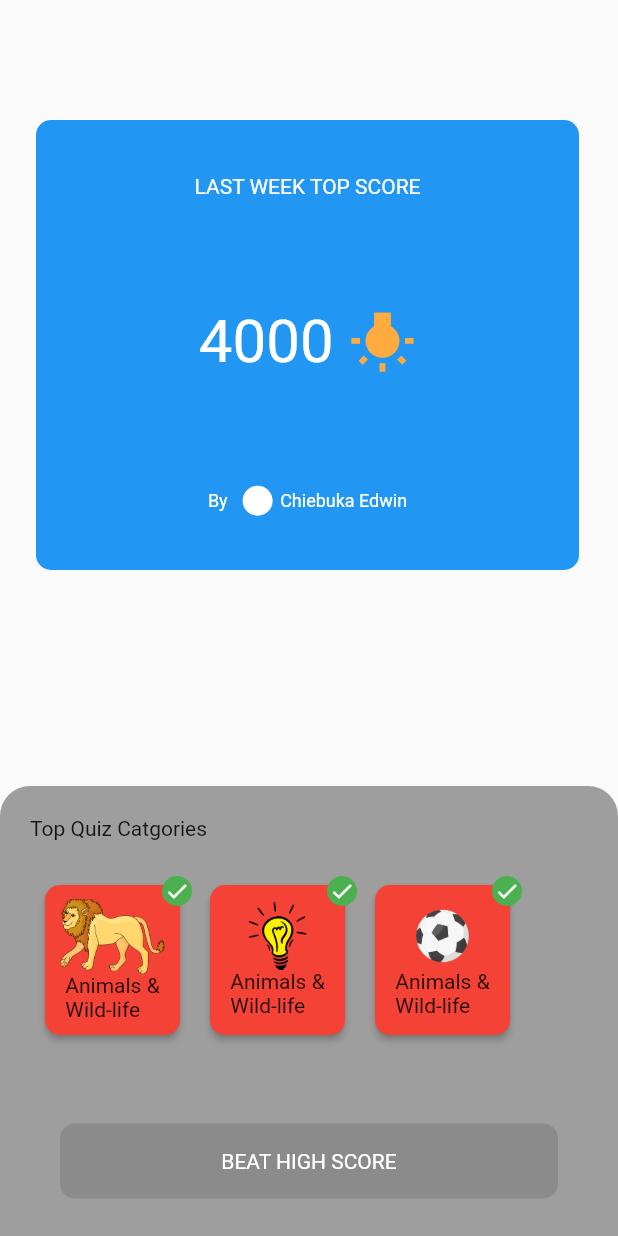
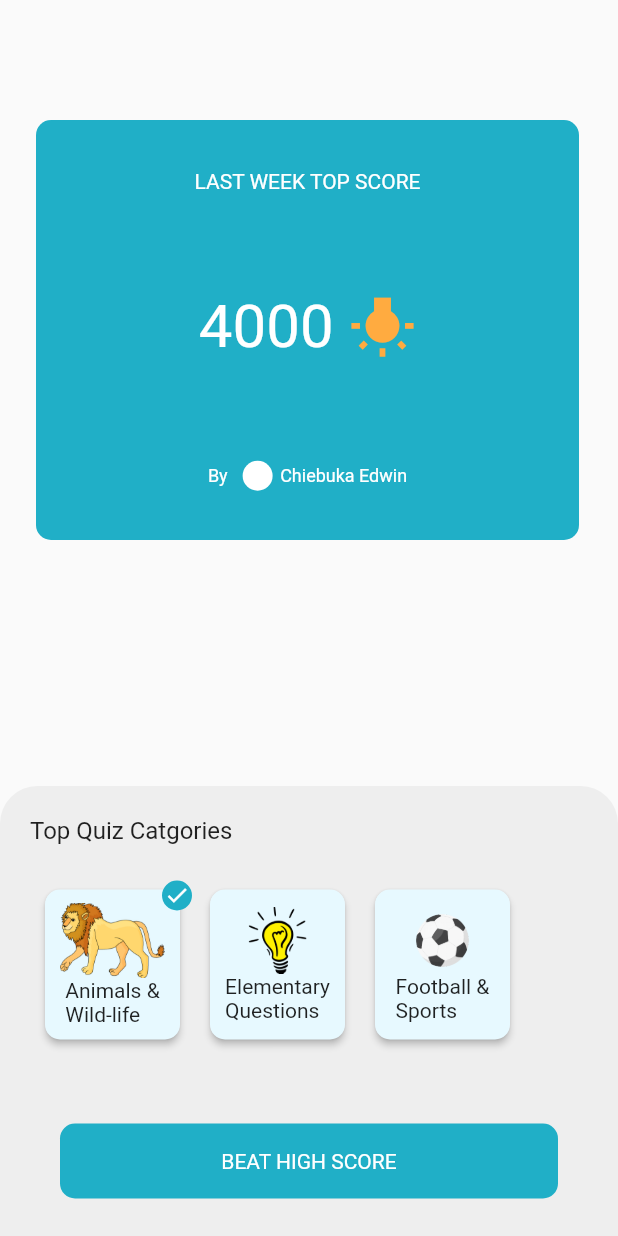
Before and after one commit to timilehinjegede/tour-de-quiz, a Flutter app: the HomeScreen screen opened by its route, after a tap on an icon or button, on a phone screen of 412 x 824 dp. Run offline on Flutter 3.47's test engine with Material 2 defaults, Android fonts, the phone set to English and light mode, and no system bars; our stand-ins replace flutter_svg.

Commit message:
New Commit

```diff
--- /dev/null
+++ b/lib/components/check.dart
@@ -0,0 +1,21 @@
+import 'package:flutter/material.dart';
+
+class MarkIndicator extends StatelessWidget {
+
+  @override
+  Widget build(BuildContext context) {
+    return Positioned(
+      left: 88,
+      top: 4,
+      child: Container(
+        height: 20,
+        width: 20,
+        decoration: BoxDecoration(
+            borderRadius: BorderRadius.circular(10),
+            color: Color.fromRGBO(32, 175, 199, 1),
+        ),
+        child: Icon(Icons.check, color: Colors.white,size: 17,),
+      ),
+    );
+  }
+}
--- a/lib/main.dart
+++ b/lib/main.dart
@@ -78,7 +78,9 @@ class _OnBoardingScreenState extends State<OnBoardingScreen> {
                 child: Container(
                   alignment: Alignment.centerRight,
                   child: FlatButton(
-                    onPressed: () {},
+                    onPressed: () {
+
+                    },
                     child: Text(
                       _currentPage == 2 ? '' : 'Skip',
                       style: TextStyle(
--- a/lib/screens/home.dart
+++ b/lib/screens/home.dart
@@ -1,14 +1,13 @@
 import 'package:flutter/material.dart';
+import 'package:tourdequiz/components/check.dart';
 
 class HomeScreen extends StatefulWidget {
-
   @override
   _HomeScreenState createState() => _HomeScreenState();
 }
 
 class _HomeScreenState extends State<HomeScreen> {
-
-  bool isSelected = false ;
+  var selectedCard = '';
 
   @override
   Widget build(BuildContext context) {
@@ -19,34 +18,34 @@ class _HomeScreenState extends State<HomeScreen> {
             top: 80,
             left: 24,
             child: Container(
-              height: 300,
+              height: 280,
               width: MediaQuery.of(context).size.width - 50,
               decoration: BoxDecoration(
                 borderRadius: BorderRadius.circular(10),
-                color: Colors.blue,
+                color: Color.fromRGBO(32, 175, 199, 1),
               ),
               child: Column(
                 mainAxisAlignment: MainAxisAlignment.spaceAround,
                 children: <Widget>[
                   Text(
                     'LAST WEEK TOP SCORE',
-                    style: TextStyle(
-                        fontSize: 14,
-                        color: Colors.white
-                    ),
+                    style: TextStyle(fontSize: 14, color: Colors.white),
                   ),
                   Row(
                     mainAxisAlignment: MainAxisAlignment.center,
                     children: <Widget>[
                       Text(
                         '4000',
-                        style: TextStyle(
-                          fontSize: 40,
-                          color: Colors.white
-                        ),
+                        style: TextStyle(fontSize: 40, color: Colors.white),
                       ),
-                      SizedBox(width: 10,),
-                      Icon(Icons.wb_incandescent, color: Colors.orangeAccent, size: 45,)
+                      SizedBox(
+                        width: 10,
+                      ),
+                      Icon(
+                        Icons.wb_incandescent,
+                        color: Colors.orangeAccent,
+                        size: 45,
+                      )
                     ],
                   ),
                   Row(
@@ -54,12 +53,11 @@ class _HomeScreenState extends State<HomeScreen> {
                     children: <Widget>[
                       Text(
                         'By',
-                        style: TextStyle(
-                            fontSize: 12,
-                            color: Colors.white
-                        ),
+                        style: TextStyle(fontSize: 12, color: Colors.white),
                       ),
-                      SizedBox(width: 10,),
+                      SizedBox(
+                        width: 10,
+                      ),
                       Container(
                         height: 20,
                         width: 20,
@@ -68,13 +66,12 @@ class _HomeScreenState extends State<HomeScreen> {
                           color: Colors.white,
                         ),
                       ),
-                      SizedBox(width: 5,),
+                      SizedBox(
+                        width: 5,
+                      ),
                       Text(
                         'Chiebuka Edwin',
-                        style: TextStyle(
-                            fontSize: 12,
-                            color: Colors.white
-                        ),
+                        style: TextStyle(fontSize: 12, color: Colors.white),
                       )
                     ],
                   )
@@ -85,20 +82,24 @@ class _HomeScreenState extends State<HomeScreen> {
           Align(
             alignment: Alignment.bottomCenter,
             child: Container(
-              padding: EdgeInsets.fromLTRB(20,20,20,25),
+              padding: EdgeInsets.fromLTRB(20, 20, 20, 25),
               width: MediaQuery.of(context).size.width,
               height: 300,
               decoration: BoxDecoration(
                 borderRadius: BorderRadius.only(
-                  topRight: Radius.circular(20),
-                  topLeft: Radius.circular(20),
+                  topRight: Radius.circular(25),
+                  topLeft: Radius.circular(25),
                 ),
-                color: Colors.grey,
+                color: Colors.grey[200],
               ),
               child: Column(
                 crossAxisAlignment: CrossAxisAlignment.start,
                 children: <Widget>[
-                  Text('Top Quiz Catgories'),
+                  Text('Top Quiz Catgories',
+                  style: TextStyle(
+                    fontSize: 16
+                  ),
+                  ),
                   SizedBox(
                     height: 20,
                   ),
@@ -117,9 +118,10 @@ class _HomeScreenState extends State<HomeScreen> {
                                   child: Material(
                                     elevation: 2.0,
                                     borderRadius: BorderRadius.circular(10),
-                                      color: Colors.red,
+                                    color: Color.fromRGBO(231, 249, 255, 1),
                                     child: Column(
-                                      mainAxisAlignment: MainAxisAlignment.center,
+                                      mainAxisAlignment:
+                                          MainAxisAlignment.center,
                                       children: <Widget>[
                                         Image(
                                           image: AssetImage('images/lion.png'),
@@ -127,87 +129,21 @@ class _HomeScreenState extends State<HomeScreen> {
                                           height: 50,
                                           width: 70,
                                         ),
-                                        Text(
-                                            'Animals &\nWild-life'
-                                        )
+                                        Text('Animals &\nWild-life')
                                       ],
                                     ),
                                   ),
                                 ),
                               ),
-                              isSelected ? Positioned(
-                                left: 88,
-                                top: 4,
-                                child: Container(
-                                  height: 20,
-                                  width: 20,
-                                  decoration: BoxDecoration(
-                                    borderRadius: BorderRadius.circular(10),
-                                    color: Colors.green
-                                  ),
-                                  child: Icon(Icons.check, color: Colors.white,size: 17,),
-                                ),
-                              ) : Container(),
+                              selectedCard == 'Animals &\nWild-life'
+                                  ? MarkIndicator()
+                                  : Container(),
                             ],
                           ),
                         ),
-                        onTap: (){
+                        onTap: () {
                           setState(() {
-                            isSelected = true ;
-                          });
-                        },
-                      ),
-
-                      GestureDetector(
-                        child: Container(
-                          height: 120,
-                          width: 110,
-                          child: Stack(
-                            children: [
-                              Center(
-                                child: Container(
-                                  height: 100,
-                                  width: 90,
-                                  child: Material(
-                                    elevation: 2.0,
-                                    borderRadius: BorderRadius.circular(10),
-                                    color: Colors.red,
-                                    child: Column(
-                                      mainAxisAlignment: MainAxisAlignment.center,
-                                      children: <Widget>[
-                                        Image(
-                                          image: AssetImage('images/bulb.png'),
-                                          fit: BoxFit.cover,
-                                          height: 45,
-                                          width: 40,
-                                        ),
-                                        Text(
-                                            'Animals &\nWild-life'
-                                        )
-                                      ],
-                                    ),
-                                  ),
-                                ),
-                              ),
-                              isSelected ? Positioned(
-                                left: 88,
-                                top: 4,
-                                child: Container(
-                                  height: 20,
-                                  width: 20,
-                                  decoration: BoxDecoration(
-                                      borderRadius: BorderRadius.circular(10),
-                                      color: Colors.green
-                                  ),
-                                  child: Icon(Icons.check, color: Colors.white,size: 17,),
-                                ),
-                              ) : Container(),
-                            ],
-                          ),
-                        ),
-                        onTap: (){
-                          setState(() {
-                            isSelected = true ;
+                            selectedCard = 'Animals &\nWild-life';
                           });
                         },
                       ),
@@ -224,43 +160,75 @@ class _HomeScreenState extends State<HomeScreen> {
                                   child: Material(
                                     elevation: 2.0,
                                     borderRadius: BorderRadius.circular(10),
-                                    color: Colors.red,
+                                    color: Color.fromRGBO(231, 249, 255, 1),
                                     child: Column(
-                                      mainAxisAlignment: MainAxisAlignment.center,
+                                      mainAxisAlignment:
+                                          MainAxisAlignment.center,
                                       children: <Widget>[
                                         Image(
-                                          image: AssetImage('images/footbball.png'),
+                                          image: AssetImage('images/bulb.png'),
                                           fit: BoxFit.cover,
                                           height: 45,
                                           width: 40,
                                         ),
-                                        Text(
-                                            'Animals &\nWild-life'
-                                        )
+                                        Text('Elementary\nQuestions')
                                       ],
                                     ),
                                   ),
                                 ),
                               ),
-                              isSelected ? Positioned(
-                                left: 88,
-                                top: 4,
-                                child: Container(
-                                  height: 20,
-                                  width: 20,
-                                  decoration: BoxDecoration(
-                                      borderRadius: BorderRadius.circular(10),
-                                      color: Colors.green
-                                  ),
-                                  child: Icon(Icons.check, color: Colors.white,size: 17,),
-                                ),
-                              ) : Container(),
+                              selectedCard == 'Elementary\nQuestions'
+                                  ? MarkIndicator()
+                                  : Container(),
                             ],
                           ),
                         ),
-                        onTap: (){
+                        onTap: () {
                           setState(() {
-                            isSelected = true ;
+                            selectedCard = 'Elementary\nQuestions';
+                          });
+                        },
+                      ),
+                      GestureDetector(
+                        child: Container(
+                          height: 120,
+                          width: 110,
+                          child: Stack(
+                            children: [
+                              Center(
+                                child: Container(
+                                  height: 100,
+                                  width: 90,
+                                  child: Material(
+                                    elevation: 2.0,
+                                    borderRadius: BorderRadius.circular(10),
+                                    color: Color.fromRGBO(231, 249, 255, 1),
+                                    child: Column(
+                                      mainAxisAlignment:
+                                          MainAxisAlignment.center,
+                                      children: <Widget>[
+                                        Image(
+                                          image: AssetImage(
+                                              'images/footbball.png'),
+                                          fit: BoxFit.cover,
+                                          height: 45,
+                                          width: 40,
+                                        ),
+                                        Text('Football &\nSports')
+                                      ],
+                                    ),
+                                  ),
+                                ),
+                              ),
+                              selectedCard == 'Football &\nSports'
+                                  ? MarkIndicator()
+                                  : Container(),
+                            ],
+                          ),
+                        ),
+                        onTap: () {
+                          setState(() {
+                            selectedCard = 'Football &\nSports';
                           });
                         },
                       ),
@@ -277,7 +245,9 @@ class _HomeScreenState extends State<HomeScreen> {
                         width: MediaQuery.of(context).size.width - 80,
                         decoration: BoxDecoration(
                           borderRadius: BorderRadius.circular(10),
-                          color: Colors.black12
+                          color: selectedCard != ''
+                              ? Color.fromRGBO(32, 175, 199, 1)
+                              : Color.fromRGBO(72, 72, 72, 180),
                         ),
                         child: Center(
                           child: Text(
@@ -288,8 +258,10 @@ class _HomeScreenState extends State<HomeScreen> {
                           ),
                         ),
                       ),
-                      onTap: (){
-                        Navigator.pushNamed(context, '/takequiz');
+                      onTap: () {
+                        selectedCard != ''
+                            ? Navigator.pushNamed(context, '/takequiz')
+                            : null;
                       },
                     ),
                   ),
--- a/lib/screens/takequiz.dart
+++ b/lib/screens/takequiz.dart
@@ -6,6 +6,7 @@ class TakeQuizDemo extends StatefulWidget {
 }
 
 class _TakeQuizDemoState extends State<TakeQuizDemo> {
+
   @override
   Widget build(BuildContext context) {
     return Scaffold(
--- /dev/null
+++ b/lib/views/topscore.dart
@@ -0,0 +1,22 @@
+import 'package:flutter/material.dart';
+
+class TopScore extends StatefulWidget {
+  @override
+  _TopScoreState createState() => _TopScoreState();
+}
+
+class _TopScoreState extends State<TopScore> {
+
+  final String score;
+  final String imgPath;
+  final String name;
+  final String date;
+
+
+  _TopScoreState({this.score, this.imgPath, this.name, this.date});
+
+  @override
+  Widget build(BuildContext context) {
+    return Container();
+  }
+}
```
